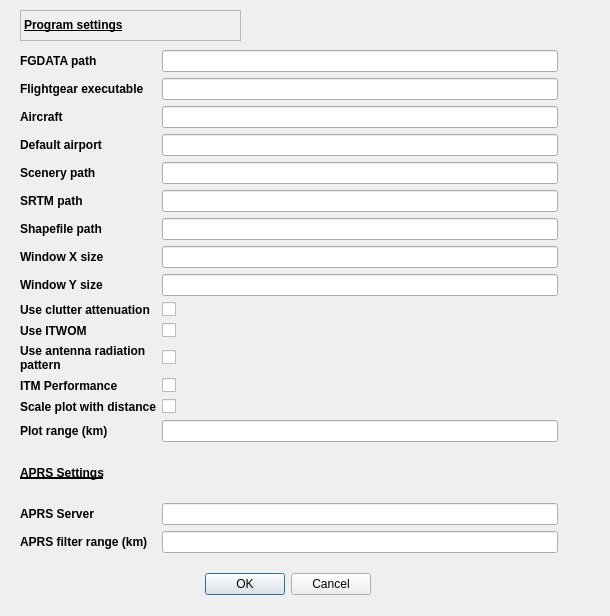
This is QRadioPredict/settingsdialog.ui in QDeltaSoft/qradiopredict as Qt 5 draws it before an edit. The edited form follows.
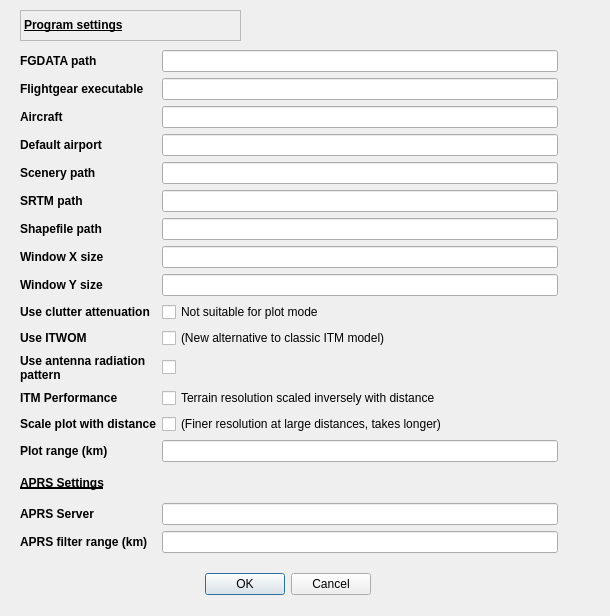
This is the edited form. Icons and pictures are not drawn.

Commit message: Some explanations added to settings dialog

```diff
--- a/QRadioPredict/settingsdialog.ui
+++ b/QRadioPredict/settingsdialog.ui
@@ -49,7 +49,7 @@
     <item row="12" column="1">
      <widget class="QCheckBox" name="ITMCheckBox">
       <property name="text">
-       <string/>
+       <string>Terrain resolution scaled inversely with distance</string>
       </property>
      </widget>
     </item>
@@ -109,7 +109,7 @@
     <item row="10" column="1">
      <widget class="QCheckBox" name="ITWOMCheckBox">
       <property name="text">
-       <string/>
+       <string>(New alternative to classic ITM model)</string>
       </property>
      </widget>
     </item>
@@ -353,7 +353,7 @@
     <item row="9" column="1">
      <widget class="QCheckBox" name="clutterCheckBox">
       <property name="text">
-       <string/>
+       <string>Not suitable for plot mode</string>
       </property>
      </widget>
     </item>
@@ -373,7 +373,7 @@
     <item row="13" column="1">
      <widget class="QCheckBox" name="scaleWithDistanceCheckBox">
       <property name="text">
-       <string/>
+       <string>(Finer resolution at large distances, takes longer)</string>
       </property>
      </widget>
     </item>
```
